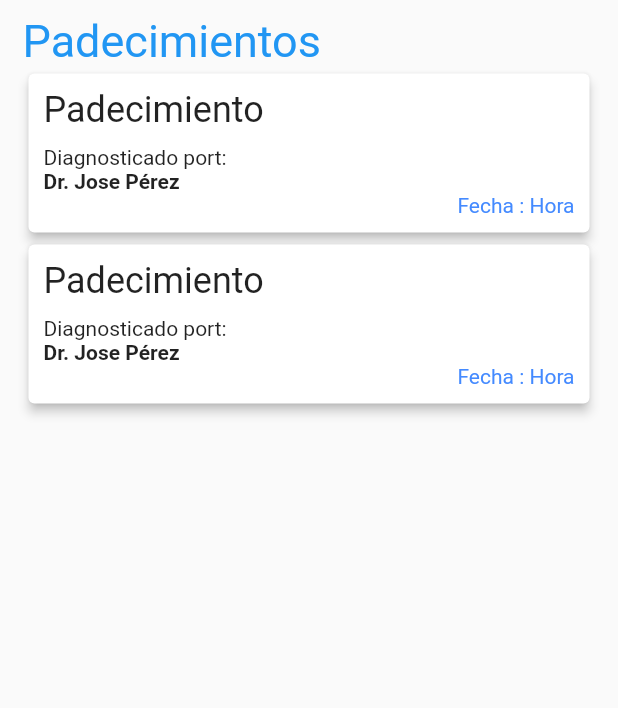
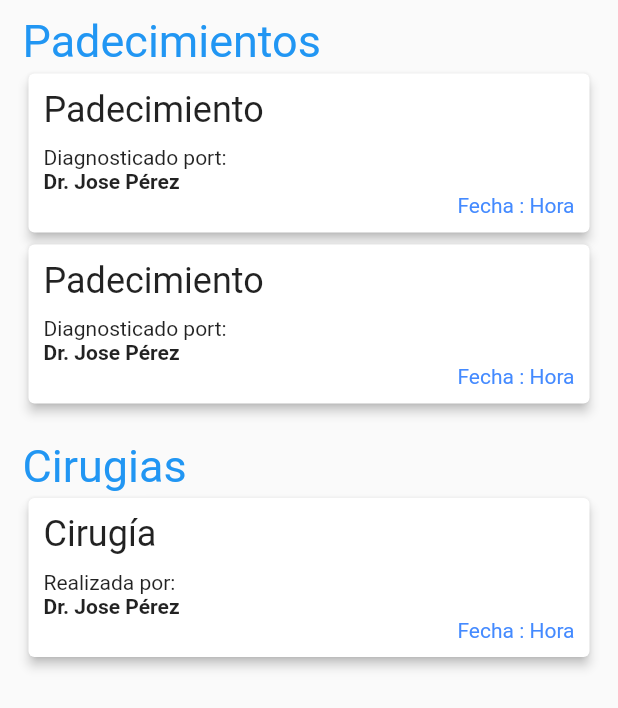
Before and after one commit to JPaulMora/bitmec-1, a Flutter app: the PatientDetailMedicalHistoryView widget shown alone on an empty page, opened directly, on a phone screen of 412 x 824 dp. Shown: the top 708 px of the screen. Run offline on Flutter 3.47's test engine with Material 2 defaults, Android fonts, the phone set to English and light mode, and no system bars; network calls fail.

Commit message:
MedicalSurgeries Section added in PatientDetail Screen

```diff
--- a/lib/components/patient/patient_detail_medical_history_view.dart
+++ b/lib/components/patient/patient_detail_medical_history_view.dart
@@ -17,6 +17,7 @@ class _PatientDetailMedicalHistoryViewState
         crossAxisAlignment: CrossAxisAlignment.start,
         children: <Widget>[
           _MedicalConditionsSection(),
+          _MedicalSurgeriesSection(),
         ],
       ),
     );
@@ -76,3 +77,56 @@ class _MedicalConditionCard extends StatelessWidget {
     );
   }
 }
+
+class _MedicalSurgeriesSection extends StatelessWidget {
+  @override
+  Widget build(BuildContext context) {
+    return ListOfSection(
+      title: 'Cirugias',
+      children: <Widget>[
+        _MedicalSurgeryCard(),
+      ],
+    );
+  }
+}
+
+class _MedicalSurgeryCard extends StatelessWidget {
+  @override
+  Widget build(BuildContext context) {
+    return Card(
+      elevation: 3.0,
+      child: Padding(
+        padding: const EdgeInsets.symmetric(
+            horizontal: 10.0,
+            vertical: 10.0
+        ),
+        child: Column(
+          mainAxisAlignment: MainAxisAlignment.spaceBetween,
+          crossAxisAlignment: CrossAxisAlignment.start,
+          children: <Widget>[
+            Column(
+              crossAxisAlignment: CrossAxisAlignment.start,
+              children: <Widget>[
+                Text('Cirugía', style: TextStyle(fontSize: 24.0)),
+                Padding(padding: const EdgeInsets.symmetric(vertical: 5.0)),
+                Text('Realizada por:'),
+                Text('Dr. Jose Pérez', style: TextStyle(
+                    fontWeight: FontWeight.bold
+                )),
+              ],
+            ),
+
+            Row(
+              textDirection: TextDirection.rtl,
+              children: <Widget>[
+                Text('Fecha : Hora', style: TextStyle(
+                  color: Colors.blueAccent,
+                ))
+              ],
+            ),
+          ],
+        ),
+      ),
+    );
+  }
+}
```
